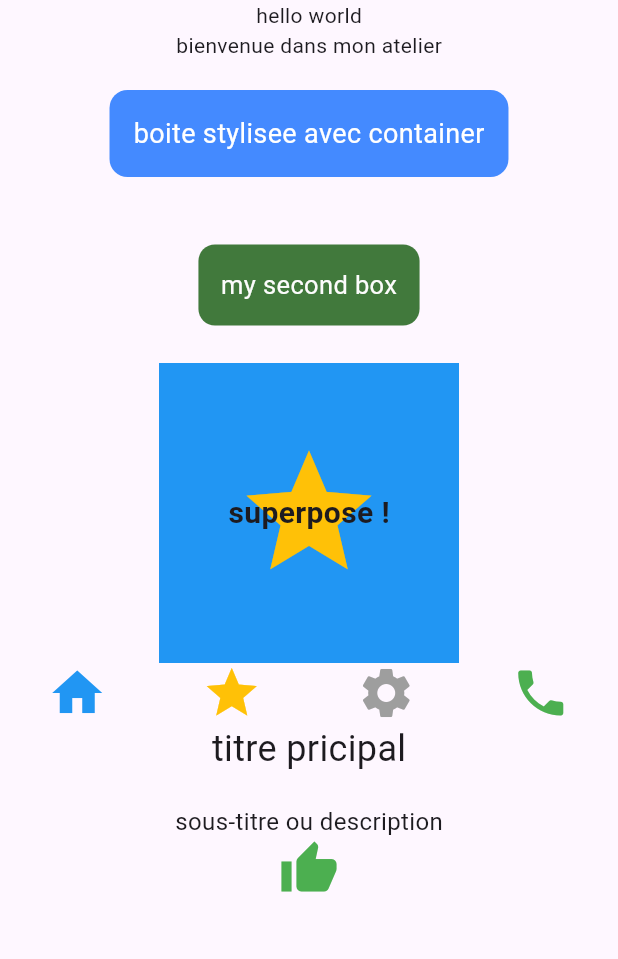
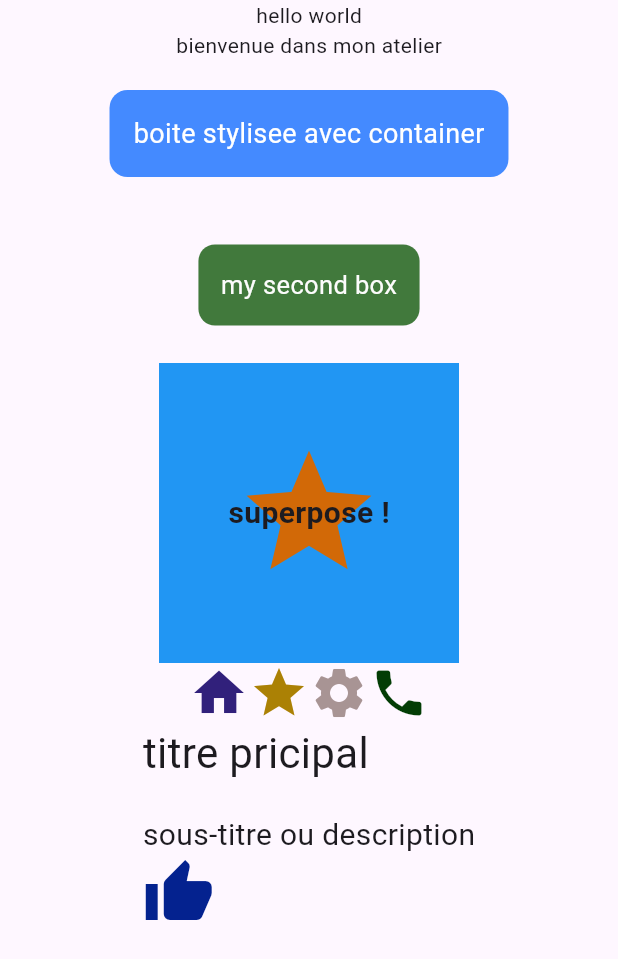
Before and after one commit to massi9313/Developpement-d-application, a Flutter app: the screen it shows after launch, on a phone screen of 412 x 824 dp. Shown: the top 959 px of the screen. Run offline on Flutter 3.47's test engine with Material 3 defaults, Android fonts, the phone set to English and light mode, and no system bars.

```diff
--- a/lib/main.dart
+++ b/lib/main.dart
@@ -30,8 +30,8 @@ class MainApp extends StatelessWidget {
                ),
 
                 Container(
-                  margin: EdgeInsets.all(25),
-                 padding: EdgeInsets.all(15),
+                  margin: EdgeInsetsGeometry.all(25),
+                 padding: EdgeInsetsGeometry.all(15),
                   decoration: BoxDecoration(
                     color: const Color.fromARGB(197, 10, 84, 3),
                     borderRadius: BorderRadius.circular(11)),
@@ -43,29 +43,29 @@ class MainApp extends StatelessWidget {
                       alignment: Alignment.center,
                       children: [
                         Container(width: 200, height: 200, color: Colors.blue,),
-                        Icon(Icons.star, size: 100, color: Colors.amber),
+                        Icon(Icons.star, size: 100, color: const Color.fromARGB(255, 210, 105, 7)),
                         Text("superpose !",
                         style: TextStyle(fontSize: 20, fontWeight: FontWeight.bold),)
                       ],
                     ),
                     Row(
-                      mainAxisAlignment: MainAxisAlignment.spaceAround,
+                      mainAxisAlignment: MainAxisAlignment.center,
                       crossAxisAlignment: CrossAxisAlignment.center,
                       children: [
-                        Icon(Icons.home, color: Colors.blue, size: 40),
-                        Icon(Icons.star, color: Colors.amber, size: 40),
-                        Icon(Icons.settings,color: Colors.grey, size: 40),
-                        Icon(Icons.phone, color: Colors.green, size: 40,)
+                        Icon(Icons.home, color: const Color.fromARGB(255, 49, 32, 123), size: 40),
+                        Icon(Icons.star, color: const Color.fromARGB(255, 171, 129, 5), size: 40),
+                        Icon(Icons.settings,color: const Color.fromARGB(255, 168, 148, 148), size: 40),
+                        Icon(Icons.phone, color: const Color.fromARGB(255, 3, 61, 5), size: 40,)
                       ],
                     ),
                     Column(
-                      mainAxisAlignment: MainAxisAlignment.center,
-                      crossAxisAlignment: CrossAxisAlignment.center,
+                      mainAxisAlignment: MainAxisAlignment.spaceEvenly,
+                      crossAxisAlignment: CrossAxisAlignment.start,
                       children: [
-                        Text('titre pricipal', style: TextStyle(fontSize: 24)),
+                        Text('titre pricipal', style: TextStyle(fontSize: 28)),
                         SizedBox(height: 20),
-                        Text('sous-titre ou description', style: TextStyle(fontSize: 16)),
-                        Icon(Icons.thumb_up, color: Colors.green, size: 40),
+                        Text('sous-titre ou description', style: TextStyle(fontSize: 20)),
+                        Icon(Icons.thumb_up, color: const Color.fromARGB(255, 4, 34, 143), size: 48),
                       ],
                     )
             ],
```
